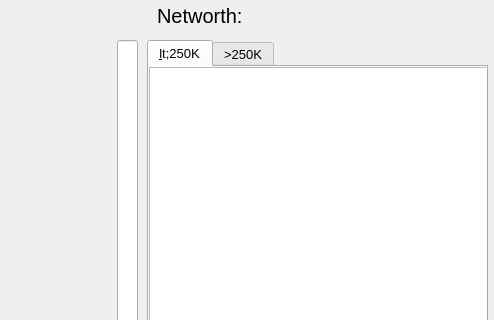
Rightside-Two-0/Rightside_Two.0, file guis/financial.ui: the form before one commit; both pictures show x 563 to 1057 and y 0 to 320 of the 1057 by 913 pixel window.
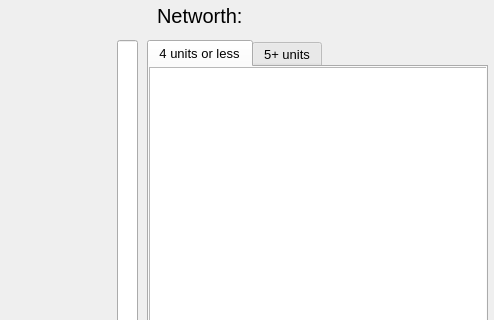
The form after the commit. Icons and pictures are not drawn.

The edit to the form file:
```diff
--- a/guis/financial.ui
+++ b/guis/financial.ui
@@ -256,7 +256,7 @@
     </property>
     <widget class="QWidget" name="tab">
      <attribute name="title">
-      <string>&lt;250K</string>
+      <string>4 units or less</string>
      </attribute>
      <widget class="QTreeView" name="opportunity_small">
       <property name="geometry">
@@ -285,7 +285,7 @@
     </widget>
     <widget class="QWidget" name="tab_2">
      <attribute name="title">
-      <string>&gt;250K</string>
+      <string>5+ units</string>
      </attribute>
      <widget class="QTreeView" name="opportunity_big">
       <property name="geometry">
```
